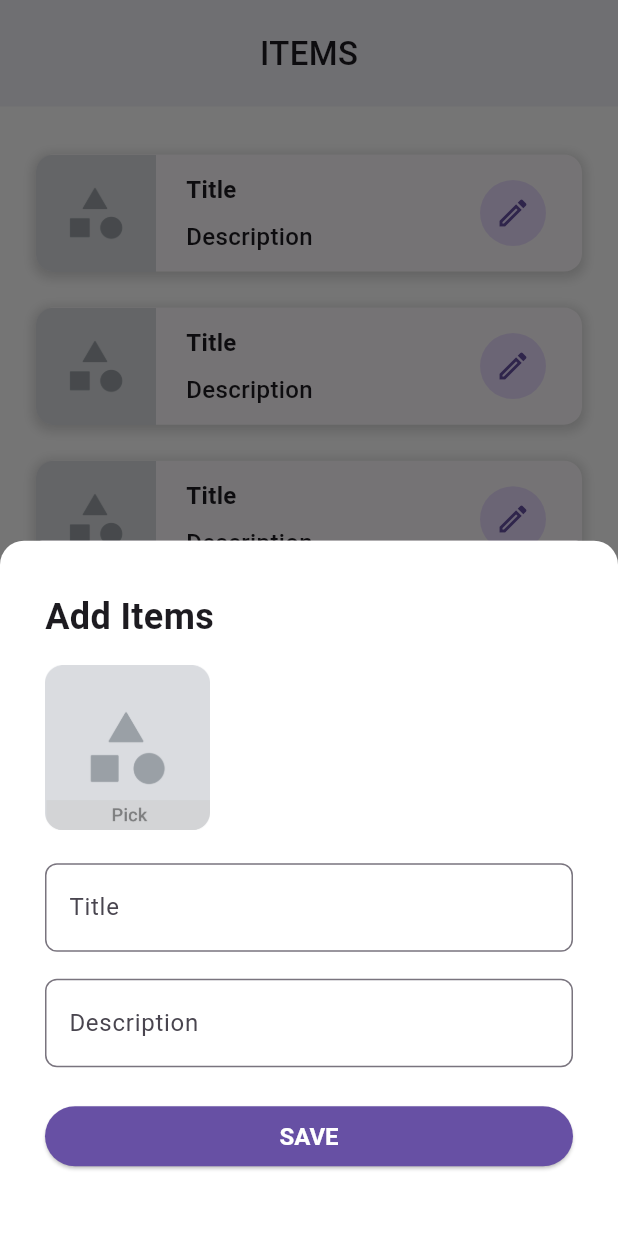
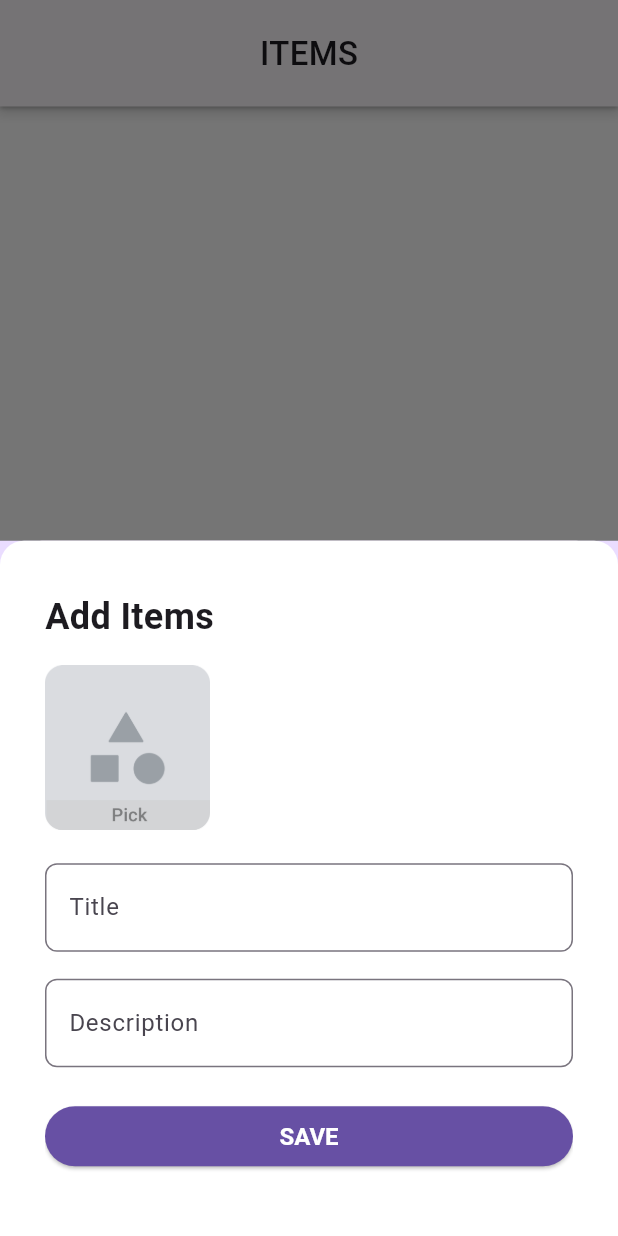
Before and after one commit to darshilshah22/crud, a Flutter app: the HomeScreen screen opened directly, after a tap on the "add" icon, on a phone screen of 412 x 824 dp. Run offline on Flutter 3.47's test engine with Material 3 defaults, Android fonts, the phone set to English and light mode, and no system bars; drawn by our look-alikes of flutter_slidable; our stand-ins replace cloud_firestore, firebase_auth, firebase_core, google_fonts, intl_phone_field, pin_code_fields; accounts and stored records are empty.

Commit message:
some changes - add item done

```diff
--- /dev/null
+++ b/lib/models/item_model.dart
@@ -0,0 +1,22 @@
+class ItemModel {
+  String? id;
+  String? title;
+  String? description;
+
+  ItemModel({this.id, this.title, this.description});
+
+  ItemModel.fromJson(Map<String, dynamic> json) {
+    id = json['id'];
+    title = json['title'];
+    description = json['description'];
+  }
+
+  Map<String, dynamic> toJson() {
+    final Map<String, dynamic> data = <String, dynamic>{};
+    data['id'] = id;
+    data['title'] = title;
+    data['description'] = description;
+
+    return data;
+  }
+}
--- a/lib/screens/home.dart
+++ b/lib/screens/home.dart
@@ -1,7 +1,11 @@
+import 'package:cloud_firestore/cloud_firestore.dart';
+import 'package:crud/models/item_model.dart';
 import 'package:crud/utils/colors.dart';
+import 'package:crud/utils/services.dart';
 import 'package:crud/widgets/button.dart';
 import 'package:crud/widgets/textfield.dart';
 import 'package:flutter/material.dart';
+import 'package:flutter/widgets.dart';
 import 'package:flutter_slidable/flutter_slidable.dart';
 
 class HomeScreen extends StatefulWidget {
@@ -17,6 +21,8 @@ class _HomeScreenState extends State<HomeScreen> {
 
   @override
   Widget build(BuildContext context) {
+    final Stream<QuerySnapshot> itemsStream =
+        FirebaseFirestore.instance.collection('items').snapshots();
     return Scaffold(
       backgroundColor: Colors.white,
       appBar: AppBar(
@@ -38,11 +44,39 @@ class _HomeScreenState extends State<HomeScreen> {
           children: [
             buildAppBar(),
             const SizedBox(height: 20),
-            ListView.builder(
-              itemCount: 4,
+            StreamBuilder<QuerySnapshot>(
+              stream: itemsStream,
+              builder: (BuildContext context,
+                  AsyncSnapshot<QuerySnapshot> snapshot) {
+                if (snapshot.hasError) {
+                  return const Text('Something went wrong');
+                }
+
+                if (snapshot.connectionState == ConnectionState.waiting) {
+                  return const Center(child: CircularProgressIndicator());
+                }
+                if (snapshot.data!.docs.isEmpty) {
+                  return SizedBox(
+                    height: MediaQuery.of(context).size.height / 1.4,
+                    child: const Center(
+                      child: Text(
+                        "No Data",
+                        style: TextStyle(fontSize: 20, color: Colors.grey),
+                      ),
+                    ),
+                  );
+                }
+                return ListView(
                   shrinkWrap: true,
-              itemBuilder: (context, index) {
-                return buildTile();
+                  children: snapshot.data!.docs.map(
+                    (DocumentSnapshot document) {
+                      ItemModel itemModel = ItemModel.fromJson(
+                          document.data()! as Map<String, dynamic>);
+                      return buildTile(
+                          itemModel.title!, itemModel.description!, itemModel.id!);
+                    },
+                  ).toList(),
+                );
               },
             ),
           ],
@@ -56,9 +90,18 @@ class _HomeScreenState extends State<HomeScreen> {
       alignment: Alignment.center,
       width: double.maxFinite,
       padding: const EdgeInsets.symmetric(vertical: 20),
-      decoration: BoxDecoration(
-        color: MyColor.secondaryColor.withOpacity(0.08),
-      ),
+      decoration: BoxDecoration(color: const Color(0xFFFFFBFE), boxShadow: [
+        BoxShadow(
+            color: Colors.black.withOpacity(0.15),
+            offset: const Offset(0, 2),
+            blurRadius: 6,
+            spreadRadius: 2),
+        BoxShadow(
+            color: Colors.black.withOpacity(0.30),
+            offset: const Offset(0, 1),
+            blurRadius: 2,
+            spreadRadius: 0)
+      ]),
       child: const Text(
         "ITEMS",
         style: TextStyle(fontWeight: FontWeight.w500, fontSize: 22),
@@ -66,7 +109,7 @@ class _HomeScreenState extends State<HomeScreen> {
     );
   }
 
-  Widget buildTile() {
+  Widget buildTile(String title, String description, String id) {
     return Slidable(
       key: const ValueKey(0),
       startActionPane: ActionPane(
@@ -100,25 +143,32 @@ class _HomeScreenState extends State<HomeScreen> {
         child: Row(
           children: [
             Image.asset("assets/icons/media.png", width: 80),
-            const Padding(
-              padding: EdgeInsets.only(left: 20),
+            Padding(
+              padding: const EdgeInsets.only(left: 20),
               child: Column(
                 crossAxisAlignment: CrossAxisAlignment.start,
                 children: [
                   Text(
-                    "Title",
-                    style: TextStyle(fontWeight: FontWeight.w600, fontSize: 16),
+                    title,
+                    style: const TextStyle(
+                        fontWeight: FontWeight.w600, fontSize: 16),
                   ),
-                  SizedBox(height: 8),
+                  const SizedBox(height: 8),
                   Text(
-                    "Description",
-                    style: TextStyle(fontWeight: FontWeight.w500, fontSize: 16),
+                    description,
+                    style: const TextStyle(
+                        fontWeight: FontWeight.w500, fontSize: 16),
                   ),
                 ],
               ),
             ),
             const Spacer(),
-            Container(
+            InkWell(
+              overlayColor: const MaterialStatePropertyAll(Colors.transparent),
+              onTap: (){
+                editData(context, "Krushil", "My Name is Krushil", id);
+              },
+              child: Container(
                 padding: const EdgeInsets.all(10),
                 margin: const EdgeInsets.only(right: 24),
                 decoration: const BoxDecoration(
@@ -126,6 +176,7 @@ class _HomeScreenState extends State<HomeScreen> {
                 child: const Icon(
                   Icons.edit_outlined,
                   color: MyColor.secondaryColor,
+                ),
               ),
             )
           ],
@@ -135,7 +186,9 @@ class _HomeScreenState extends State<HomeScreen> {
   }
 
   Widget buildAddItemBottomSheet() {
-    return Container(
+    return Scaffold(
+      body: Container(
+        height: MediaQuery.of(context).size.height / 1.2,
         padding: const EdgeInsets.symmetric(horizontal: 30, vertical: 34),
         width: double.maxFinite,
         decoration: const BoxDecoration(
@@ -145,8 +198,8 @@ class _HomeScreenState extends State<HomeScreen> {
             topRight: Radius.circular(16),
           ),
         ),
+        child: SingleChildScrollView(
           child: Column(
-        mainAxisSize: MainAxisSize.min,
             crossAxisAlignment: CrossAxisAlignment.start,
             children: [
               const Text(
@@ -159,12 +212,22 @@ class _HomeScreenState extends State<HomeScreen> {
               ),
               TextFieldWidget(controller: titleController, hint: "Title"),
               const SizedBox(height: 18),
-          TextFieldWidget(controller: titleController, hint: "Description"),
+              TextFieldWidget(
+                  controller: descriptionController, hint: "Description"),
               Container(
                 margin: const EdgeInsets.only(top: 22, bottom: 22),
                 width: double.maxFinite,
-              child: ButtonWidget(title: "Save", onTap: () {}))
+                child: ButtonWidget(
+                  title: "Save",
+                  onTap: () {
+                    addData(context, titleController.text,
+                        descriptionController.text);
+                  },
+                ),
+              )
             ],
+          ),
+        ),
       ),
     );
   }
--- a/pubspec.yaml
+++ b/pubspec.yaml
@@ -16,6 +16,7 @@ dependencies:
   firebase_core: ^2.25.5
   firebase_auth: ^4.17.6
   intl_phone_field: ^3.2.0
+  cloud_firestore: ^4.15.6
 
 dev_dependencies:
   flutter_test:
```
Also changed, not shown: lib/utils/constants.dart (+9 -0 lines), lib/utils/services.dart (+33 -0 lines), pubspec.lock, 3 other files. Lines whose indentation alone changed are shown as unchanged.
